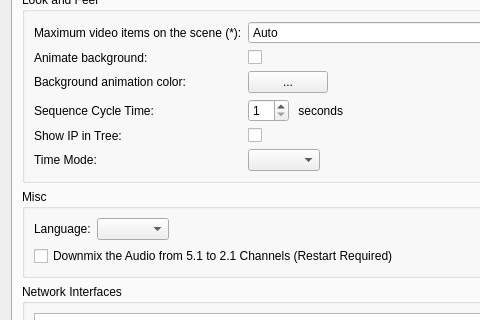
Above: client/src/ui/dialogs/preferences_dialog.ui from networkoptix/nx_open before the change; both pictures show x 0 to 480 and y 278 to 598 of the 650 by 762 pixel window. Below: the same form after it.
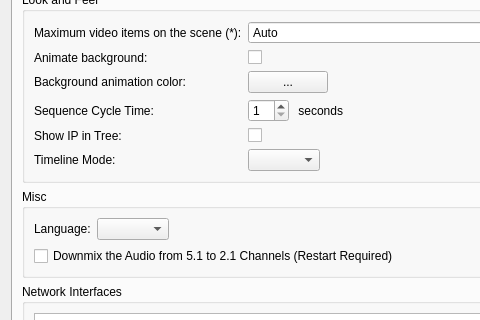
That is the form after the change. Custom widgets are drawn as their Qt base class.

Commit message:
Implemented #1458: Local/Server time warnings/captions.
<==== Mercurial data ====>
Branch: master

```diff
--- a/client/src/ui/dialogs/preferences_dialog.ui
+++ b/client/src/ui/dialogs/preferences_dialog.ui
@@ -301,7 +301,7 @@
           <item row="5" column="0">
            <widget class="QLabel" name="label">
             <property name="text">
-             <string>Time Mode:</string>
+             <string>Timeline Mode:</string>
             </property>
            </widget>
           </item>
```
The commit also changes 4 other files.
